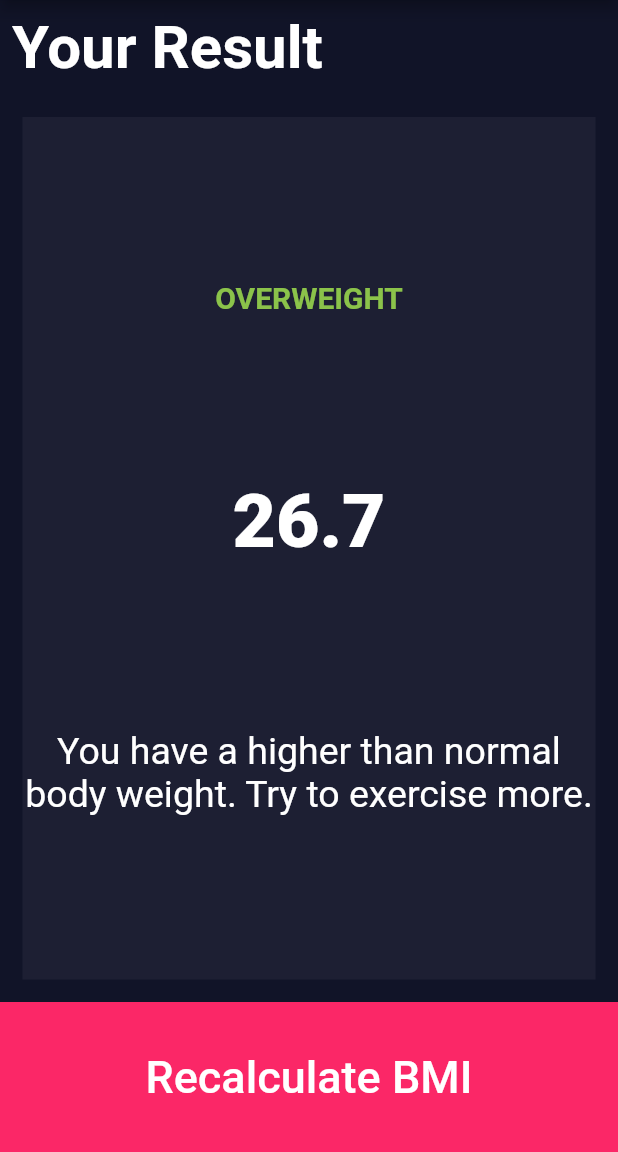
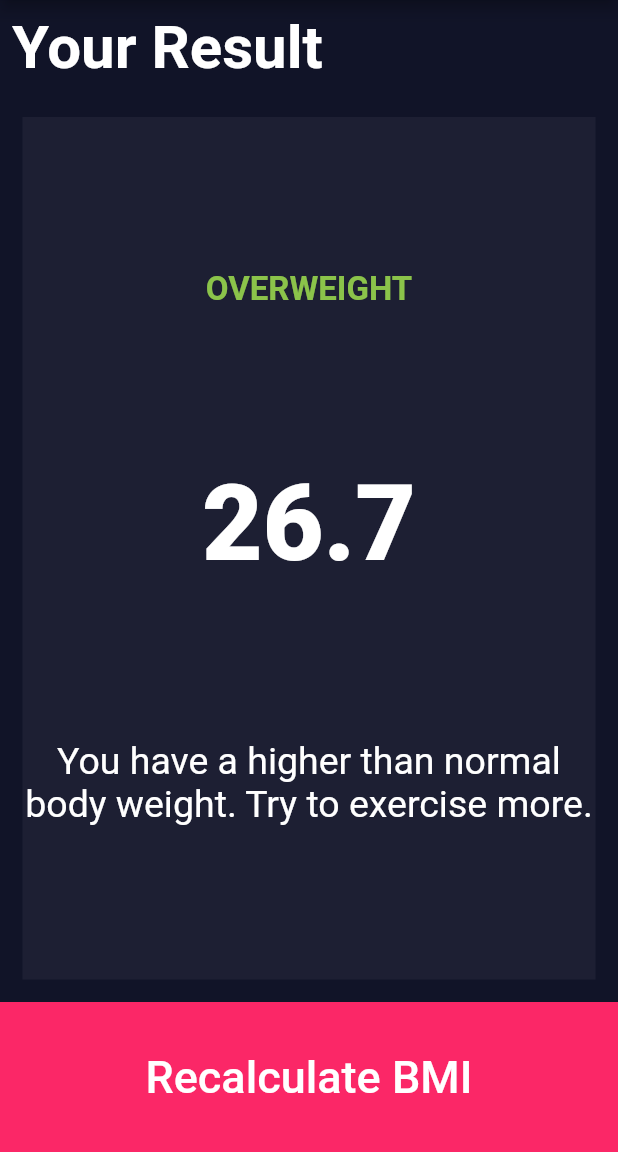
Before and after one commit to divyashivaram/flutter_udemy, a Flutter app: the Results screen opened directly, on a phone screen of 412 x 824 dp, the part 84-1236 px from its top. Run offline on Flutter 3.47's test engine with Material 2 defaults, Android fonts, the phone set to English and light mode, and no system bars; our stand-ins replace audioplayers, font_awesome_flutter, rflutter_alert; missing offline and left inert: dart:ffi.

Commit message:
fix results functionality

```diff
--- a/bmi_calculator/lib/constants.dart
+++ b/bmi_calculator/lib/constants.dart
@@ -11,3 +11,9 @@ const TextStyle kNumberStyle =
     TextStyle(fontSize: 50.0, fontWeight: FontWeight.w900);
 const Color kSmallButtonFillColor = Color(0xff1C1F32);
 const kSmallButtonElevation = 40.0;
+const TextStyle kBmiNumStyle =
+    TextStyle(fontSize: 70.0, fontWeight: FontWeight.w900);
+const kBmiTitleStyle = TextStyle(
+    color: Colors.lightGreen, fontSize: 22.0, fontWeight: FontWeight.w700);
+const kBmiTextStyle = TextStyle(fontSize: 25.0);
+const kBmidescriptionStyle = TextStyle(fontSize: 25.0);
--- a/bmi_calculator/lib/results.dart
+++ b/bmi_calculator/lib/results.dart
@@ -34,22 +34,19 @@ class Results extends StatelessWidget {
                   Center(
                     child: Text(
                       'OVERWEIGHT',
-                      style: TextStyle(
-                          color: Colors.lightGreen,
-                          fontSize: 20.0,
-                          fontWeight: FontWeight.w700),
+                      style: kBmiTitleStyle,
                     ),
                   ),
                   Center(
                     child: Text(
                       '26.7',
-                      style: kNumberStyle,
+                      style: kBmiNumStyle,
                     ),
                   ),
                   Center(
                     child: Text(
                       'You have a higher than normal body weight. Try to exercise more.',
-                      style: TextStyle(fontSize: 25.0),
+                      style: kBmidescriptionStyle,
                       textAlign: TextAlign.center,
                     ),
                   ),
@@ -58,45 +55,10 @@ class Results extends StatelessWidget {
             ),
           ),
           BottomButton(() {
-            print('done');
+            Navigator.pop(context);
           }, 'Recalculate BMI')
         ],
       ),
     );
   }
 }
-
-// Expanded(
-//             flex: 5,
-//             child: Container(
-//               color: kActiveCardColor,
-//               child: Column(
-//                 mainAxisAlignment: MainAxisAlignment.spaceEvenly,
-//                 crossAxisAlignment: CrossAxisAlignment.stretch,
-//                 children: [
-//                   Center(
-//                     child: Text(
-//                       'OVERWEIGHT',
-//                       style: TextStyle(
-//                           color: Colors.lightGreen,
-//                           fontSize: 20.0,
-//                           fontWeight: FontWeight.w700),
-//                     ),
-//                   ),
-//                   Center(
-//                     child: Text(
-//                       '26.7',
-//                       style: kNumberStyle,
-//                     ),
-//                   ),
-//                   Center(
-//                     child: Text(
-//                       'You have a higher than normal body weight. Try to exercise more.',
-//                       style: TextStyle(fontSize: 25.0),
-//                       textAlign: TextAlign.center,
-//                     ),
-//                   ),
-//                 ],
-//               ),
-//             ),
-//           ),
```
Also changed, not shown: bmi_calculator/lib/bottom_button.dart (+1 -6 lines).
